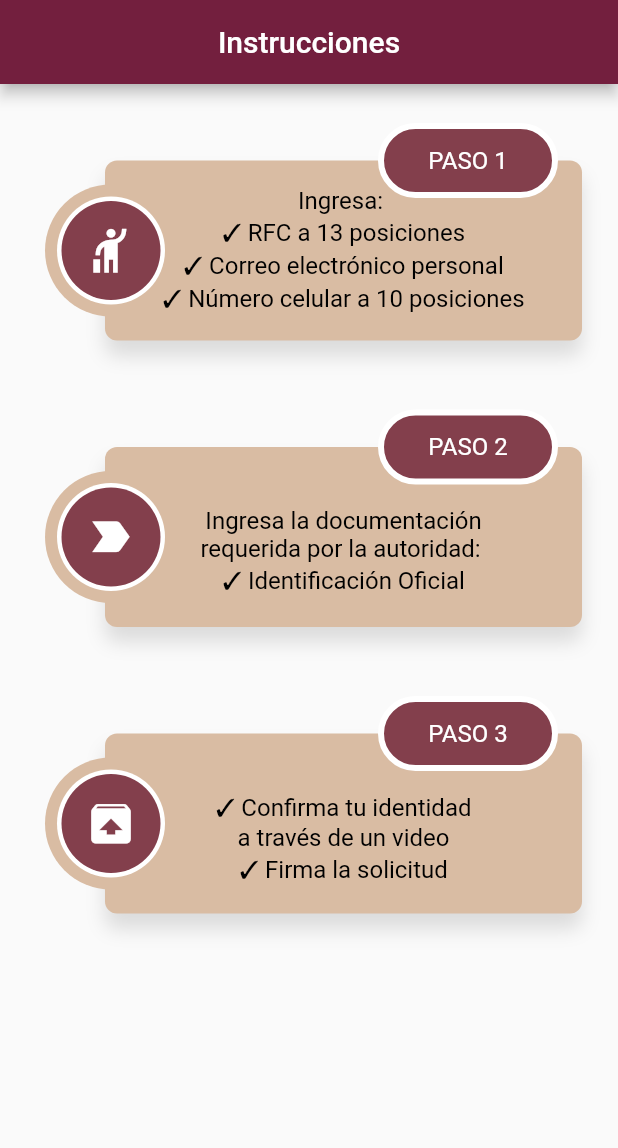
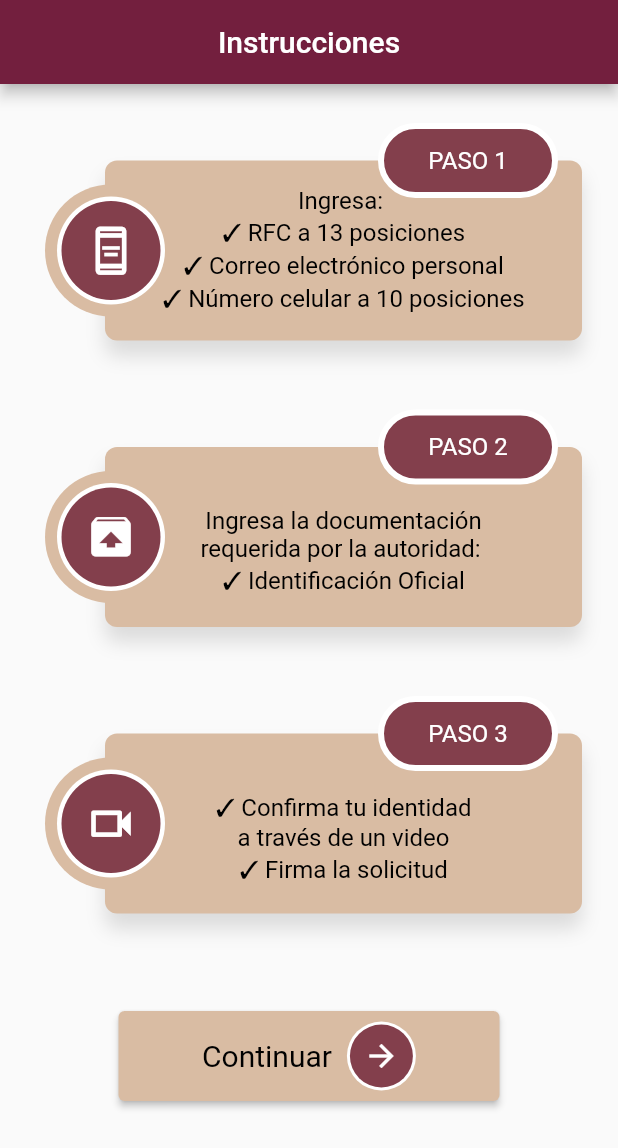
Before and after one commit to luigialejandro/flutter_set_of_decorated_cards, a Flutter app: the screen it shows after launch, on a phone screen of 412 x 824 dp. Shown: the top 1148 px of the screen. Run offline on Flutter 3.47's test engine with Material 2 defaults, Android fonts, the phone set to English and light mode, and no system bars.

Commit message:
Creation of a bottom button to redirect to a required documents page. The button style is in agreement with that of the cards

```diff
--- a/lib/card_set_page_body.dart
+++ b/lib/card_set_page_body.dart
@@ -1,4 +1,5 @@
 import 'package:flutter/material.dart';
+import 'package:flutter_set_of_decorated_cards/docs_required_card.dart';
 
 class CardSetPageBody extends StatelessWidget {
   const CardSetPageBody({Key? key}) : super(key: key);
@@ -18,7 +19,7 @@ class CardSetPageBody extends StatelessWidget {
             integratedCard(
                 stepNumber: 1,
                 stepIcon: Icon(
-                  Icons.hail,
+                  Icons.aod_outlined,
                   size: 35,
                   color: Colors.white,
                 ),
@@ -29,8 +30,7 @@ class CardSetPageBody extends StatelessWidget {
             SizedBox(height: 1),
             integratedCard(
               stepNumber: 2,
-              stepIcon:
-                  Icon(Icons.label_important, size: 35, color: Colors.white),
+              stepIcon: Icon(Icons.unarchive, size: 35, color: Colors.white),
               stepText1: '',
               stepText2: 'Ingresa la documentación',
               stepText3: 'requerida por la autoridad: ',
@@ -38,12 +38,24 @@ class CardSetPageBody extends StatelessWidget {
             ),
             SizedBox(height: 1),
             integratedCard(
-                stepNumber: 3,
-                stepIcon: Icon(Icons.unarchive, size: 35, color: Colors.white),
-                stepText1: '',
-                stepText2: '✓ Confirma tu identidad',
-                stepText3: 'a través de un video',
-                stepText4: '✓ Firma la solicitud'),
+              stepNumber: 3,
+              stepIcon:
+                  Icon(Icons.videocam_outlined, size: 35, color: Colors.white),
+              stepText1: '',
+              stepText2: '✓ Confirma tu identidad',
+              stepText3: 'a través de un video',
+              stepText4: '✓ Firma la solicitud',
+            ),
+            SizedBox(height: 30),
+            buildButton(
+                stepsTitle: 'Continuar',
+                stepsIcon: Icons.arrow_forward,
+                stepsColor: Color(0xffD9BCA3),
+                stepsOnClicked: () => Navigator.of(context).push(
+                      MaterialPageRoute(
+                        builder: (context) => DocsRequiredCard(),
+                      ),
+                    ))
           ],
         ),
       ),
@@ -181,4 +193,40 @@ class CardSetPageBody extends StatelessWidget {
       )),
     );
   }
+
+  Widget buildButton({
+    required String stepsTitle,
+    required IconData stepsIcon,
+    required VoidCallback stepsOnClicked,
+    required Color stepsColor,
+  }) =>
+      Container(
+        height: 60,
+        margin: EdgeInsets.symmetric(horizontal: 55),
+        child: ElevatedButton(
+          style: ElevatedButton.styleFrom(
+              primary: stepsColor,
+              onPrimary: Colors.white,
+              textStyle: TextStyle(fontSize: 20)),
+          child: Row(
+            mainAxisAlignment: MainAxisAlignment.center,
+            children: [
+              Text(
+                stepsTitle,
+                style: TextStyle(color: Colors.black),
+              ),
+              const SizedBox(width: 10),
+              CircleAvatar(
+                radius: 23,
+                backgroundColor: Colors.white,
+                child: CircleAvatar(
+                    radius: 21,
+                    backgroundColor: Color(0xff833F4C),
+                    child: Icon(stepsIcon, size: 24, color: Colors.white)),
+              ),
+            ],
+          ),
+          onPressed: stepsOnClicked,
+        ),
+      );
 }
--- /dev/null
+++ b/lib/docs_required_card.dart
@@ -0,0 +1,21 @@
+import 'package:flutter/material.dart';
+
+class DocsRequiredCard extends StatefulWidget {
+  DocsRequiredCard({Key? key}) : super(key: key);
+
+  @override
+  State<DocsRequiredCard> createState() => _DocsRequiredCardState();
+}
+
+class _DocsRequiredCardState extends State<DocsRequiredCard> {
+  @override
+  Widget build(BuildContext context) {
+    return Scaffold(
+      appBar: AppBar(
+        title: Text('Documentos'),
+        centerTitle: true,
+        backgroundColor: Color(0xff731F3E),
+      ),
+    );
+  }
+}
```
